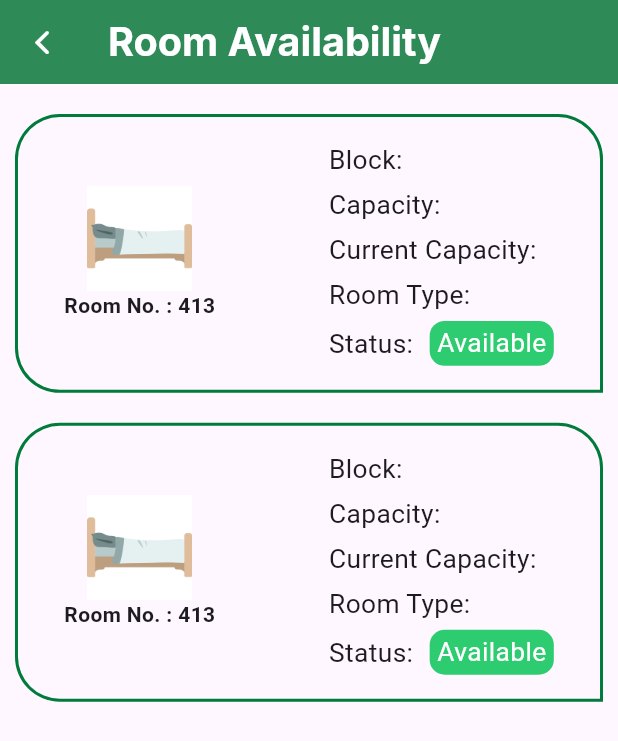
After one commit to dcaayushd/Hostel-Management_App, a Flutter app: the RoomAvailabilityScreen screen opened directly, on a phone screen of 412 x 824 dp. The commit adds this screen. Shown: the top 741 px of the screen. Run offline on Flutter 3.47's test engine with Material 3 defaults, Android fonts, the phone set to English and light mode, and no system bars; our stand-ins replace flutter_screenutil, flutter_svg, google_fonts.

Commit message:
Room Availability Screen  Added

```diff
--- a/lib/features/home/screen/home_screen.dart
+++ b/lib/features/home/screen/home_screen.dart
@@ -8,6 +8,7 @@ import 'package:hostel_management_app/features/admin/screens/create_staff_screen
 import 'package:hostel_management_app/features/admin/screens/staff_display_screen.dart';
 import 'package:hostel_management_app/features/home/widgets/category_card.dart';
 import 'package:hostel_management_app/features/student/screens/create_issue_screen.dart';
+import 'package:hostel_management_app/features/student/screens/room_availability_screen.dart';
 import 'package:hostel_management_app/theme/colors.dart';
 import 'package:hostel_management_app/theme/text_theme.dart';
 
@@ -95,7 +96,7 @@ class _HomeScreenState extends State<HomeScreen> {
                         ),
                         heightSpacer(15),
                         Text(
-                          'Room No.: 412',
+                          'Room No.: 413',
                           style: TextStyle(
                             // fontWeight: FontWeight.w700,
                             color: const Color(0xff333333),
@@ -166,7 +167,15 @@ class _HomeScreenState extends State<HomeScreen> {
                       CategoryCard(
                         category: 'Room\nAvailability',
                         image: AppConstants.roomAvailability,
-                        onTap: () {},
+                        onTap: () {
+                          Navigator.push(
+                            context,
+                            CupertinoPageRoute(
+                              builder: (context) =>
+                                  const RoomAvailabilityScreen(),
+                            ),
+                          );
+                        },
                       ),
                       CategoryCard(
                         category: 'All\nIssues',
--- /dev/null
+++ b/lib/features/student/screens/room_availability_screen.dart
@@ -0,0 +1,144 @@
+import 'package:flutter/material.dart';
+import 'package:flutter_screenutil/flutter_screenutil.dart';
+import 'package:hostel_management_app/common/constants.dart';
+import 'package:hostel_management_app/common/spacing.dart';
+
+import '../../../common/app_bar.dart';
+
+class RoomAvailabilityScreen extends StatefulWidget {
+  const RoomAvailabilityScreen({super.key});
+
+  @override
+  State<RoomAvailabilityScreen> createState() => _RoomAvailabilityScreenState();
+}
+
+class _RoomAvailabilityScreenState extends State<RoomAvailabilityScreen> {
+  @override
+  Widget build(BuildContext context) {
+    return Scaffold(
+      appBar: buildAppBar(context, 'Room Availability'),
+      body: Column(
+        children: [
+          ListView.builder(
+            padding: EdgeInsets.all(10.h),
+            shrinkWrap: true,
+            itemCount: 2,
+            itemBuilder: (context, index) {
+              return Padding(
+                padding: EdgeInsets.symmetric(vertical: 10.h),
+                child: const RoomCard(),
+              );
+            },
+          ),
+        ],
+      ),
+    );
+  }
+}
+
+class RoomCard extends StatelessWidget {
+  const RoomCard({super.key});
+
+  @override
+  Widget build(BuildContext context) {
+    return Container(
+      padding: const EdgeInsets.all(16),
+      decoration: BoxDecoration(
+          borderRadius: BorderRadius.only(
+            topLeft: Radius.circular(30.r),
+            topRight: Radius.circular(30.r),
+            bottomLeft: Radius.circular(30.r),
+          ),
+          border: Border.all(
+            color: const Color(0xff007b3b),
+            width: 2,
+          )),
+      child: Row(
+        mainAxisAlignment: MainAxisAlignment.spaceAround,
+        children: [
+          Column(
+            children: [
+              Image.asset(
+                AppConstants.bed,
+                height: 70.h,
+                width: 70.w,
+              ),
+              const Text(
+                'Room No. : 413',
+                style: TextStyle(
+                  fontWeight: FontWeight.bold,
+                ),
+              )
+            ],
+          ),
+          widthSpacer(15),
+          Column(
+            crossAxisAlignment: CrossAxisAlignment.start,
+            children: [
+              Text(
+                'Block:',
+                style: TextStyle(
+                  fontSize: 16.sp,
+                ),
+              ),
+              heightSpacer(5),
+              Text(
+                'Capacity:',
+                style: TextStyle(
+                  fontSize: 16.sp,
+                ),
+              ),
+              heightSpacer(5),
+              Text(
+                'Current Capacity:',
+                style: TextStyle(
+                  fontSize: 16.sp,
+                ),
+              ),
+              heightSpacer(5),
+              Text(
+                'Room Type:',
+                style: TextStyle(
+                  fontSize: 16.sp,
+                ),
+              ),
+              heightSpacer(5),
+              Row(
+                children: [
+                  Text(
+                    'Status:',
+                    style: TextStyle(
+                      fontSize: 16.sp,
+                    ),
+                  ),
+                  widthSpacer(10),
+                  Container(
+                    height: 30.h,
+                    padding: const EdgeInsets.only(
+                      left: 5,
+                      right: 5,
+                      bottom: 5,
+                      top: 2,
+                    ),
+                    decoration: BoxDecoration(
+                      color: const Color(0xff2ecc71),
+                      borderRadius: BorderRadius.circular(10),
+                    ),
+                    child: Text(
+                      'Available',
+                      textAlign: TextAlign.center,
+                      style: TextStyle(
+                        fontSize: 16.sp,
+                        color: Colors.white,
+                      ),
+                    ),
+                  )
+                ],
+              )
+            ],
+          ),
+        ],
+      ),
+    );
+  }
+}
```
